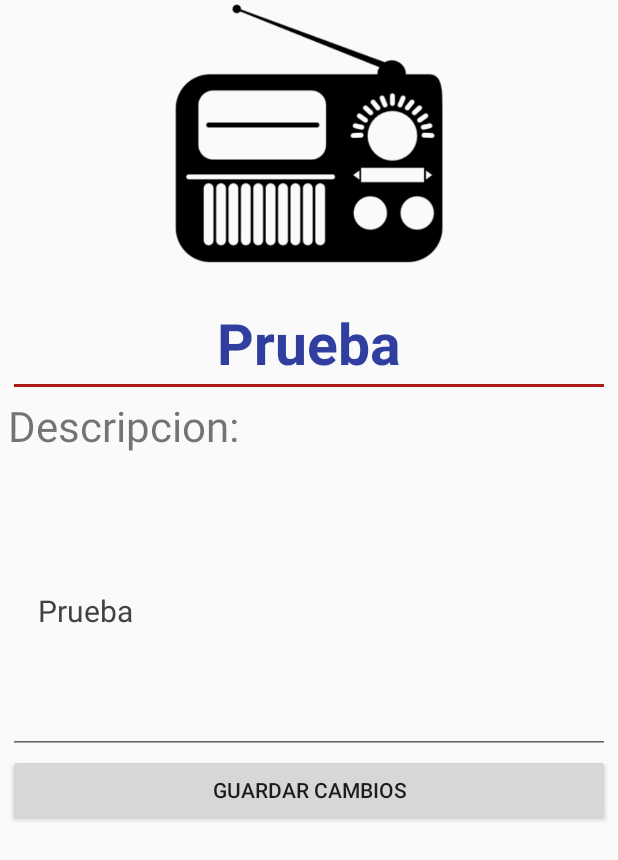
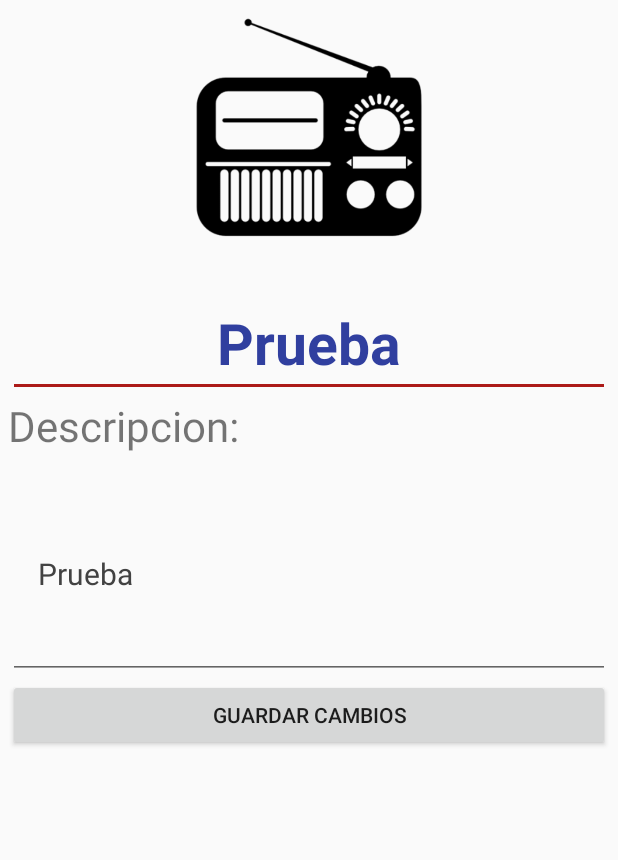
Before and after one commit to josumor18/Proyecto-1---M-viles, an Android app: the fragment PerfilEmisoraAdminFragment shown on its own in the app's theme, after a tap on "GUARDAR CAMBIOS", on a phone screen of 412 x 824 dp. Shown: the top 860 px of the screen. Run offline under Robolectric (Android 15) with nearby library versions, the phone set to English and light mode, and no system bars.

Commit message:
AdminPerfilEmisora

```diff
--- a/Fluxme/app/src/main/java/me/flux/fluxme/Business/PerfilEmisoraAdminFragment.java
+++ b/Fluxme/app/src/main/java/me/flux/fluxme/Business/PerfilEmisoraAdminFragment.java
@@ -9,6 +9,9 @@ import android.view.View;
 import android.view.ViewGroup;
 import android.widget.Button;
 import android.widget.EditText;
+import android.widget.Toast;
+
+import org.json.JSONException;
 
 import me.flux.fluxme.Data.API_Access;
 import me.flux.fluxme.R;
@@ -38,7 +41,7 @@ public class PerfilEmisoraAdminFragment extends Fragment {
         user = Usuario_Singleton.getInstance();
 
         nombre = v.findViewById(R.id.edtNombreEmisora);
-        EditText descripcion = v.findViewById(R.id.edtDescripcion);
+        final EditText descripcion = v.findViewById(R.id.edtDescripcion);
         btnGuardar = v.findViewById(R.id.btn_guardarCambios);
 
         for (Emisora emisora:ListaEmisorasActivity.emisoras){
@@ -53,8 +56,10 @@ public class PerfilEmisoraAdminFragment extends Fragment {
         btnGuardar.setOnClickListener(new View.OnClickListener() {
             @Override
             public void onClick(View view) {
-                /*ExecuteChange executeChange = new ExecuteChange(user.getId(),streaming.getIdEmisora());
-                executeChange.execute();*/
+                ExecuteChange executeChange = new ExecuteChange(user.getId(),user.getAuth_token(),streaming.getIdEmisora()
+                        ,nombre.getText().toString(),
+                        descripcion.getText().toString());
+                executeChange.execute();
             }
         });
         return v;
@@ -63,14 +68,20 @@ public class PerfilEmisoraAdminFragment extends Fragment {
     }
 
     public class ExecuteChange extends AsyncTask<String,Void,String> {
+        private String id;
+        private String id_user;
+        private String authToken;
         private String nombre;
         private String descripcion;
 
         private boolean isDone = false;
 
-        public ExecuteChange(String nombre, String descripcion){
+        public ExecuteChange(String id_user,String authToken,String id,String nombre, String descripcion){
             this.nombre = nombre;
             this.descripcion = descripcion;
+            this.id=id;
+            this.id_user=id_user;
+            this.authToken=authToken;
 
         }
 
@@ -79,7 +90,7 @@ public class PerfilEmisoraAdminFragment extends Fragment {
 
 
             API_Access api = API_Access.getInstance();
-            isDone = api.change_emisora(nombre,descripcion);
+            isDone = api.change_emisora(id_user,authToken,id,nombre,descripcion);
 
             return null;
         }
@@ -88,6 +99,18 @@ public class PerfilEmisoraAdminFragment extends Fragment {
         protected void onPostExecute(String s) {
             super.onPostExecute(s);
             if(isDone) {
+                String token = null;
+                try {
+                    token = (API_Access.getInstance().getJsonObjectResponse()).getString("authentication_token");
+                    Usuario_Singleton.getInstance().setAuth_token(token);
+                    LoginActivity.actualizarAuth_Token(token, getActivity().getApplicationContext());
+                    //Si es Activity
+                    //LoginActivity.actualizarAuth_Token(token, this);
+                } catch (JSONException e) {
+                    e.printStackTrace();
+                }
+
+                Toast.makeText(getActivity().getApplicationContext(), "Cambio exitoso", Toast.LENGTH_SHORT).show();
             }
 
 
--- a/Fluxme/app/src/main/res/layout/fragment_perfil_emisora_admin.xml
+++ b/Fluxme/app/src/main/res/layout/fragment_perfil_emisora_admin.xml
@@ -4,10 +4,14 @@
     android:layout_height="match_parent"
     tools:context="me.flux.fluxme.Business.PerfilEmisoraAdminFragment">
 
+    <ScrollView
+        android:layout_width="match_parent"
+        android:layout_height="match_parent">
+
         <RelativeLayout
             android:id="@+id/rlPerfilEmisora"
             android:layout_width="match_parent"
-        android:layout_height="match_parent">
+            android:layout_height="wrap_content">
 
             <RelativeLayout
                 android:id="@+id/rlImage"
@@ -16,11 +20,11 @@
 
                 <ImageView
                     android:id="@+id/imgLogoFluxme"
-                android:layout_width="wrap_content"
-                android:layout_height="wrap_content"
-                android:layout_alignParentBottom="true"
+                    android:layout_width="200dp"
+                    android:layout_height="150dp"
+                    android:layout_alignParentTop="true"
                     android:layout_centerHorizontal="true"
-                android:layout_marginBottom="12dp"
+                    android:layout_marginTop="10dp"
                     android:src="@drawable/radio_icono" />
             </RelativeLayout>
 
@@ -54,7 +58,7 @@
                 <EditText
                     android:id="@+id/edtDescripcion"
                     android:layout_width="match_parent"
-                android:layout_height="200dp"
+                    android:layout_height="150dp"
                     android:paddingLeft="20dp"
                     android:paddingRight="20dp"
                     android:paddingTop="20dp"
@@ -73,5 +77,6 @@
 
             </LinearLayout>
         </RelativeLayout>
+    </ScrollView>
 
 </FrameLayout>
```
Also changed, not shown: Fluxme/app/src/main/java/me/flux/fluxme/Business/BaseActivity.java (+7 -3 lines), Fluxme/app/src/main/java/me/flux/fluxme/Business/EmisoraActivity.java (+12 -8 lines), Fluxme/app/src/main/java/me/flux/fluxme/Business/PerfilActivity.java (+21 -6 lines), Fluxme/app/src/main/java/me/flux/fluxme/Business/PerfilEmisoraFragment.java (+38 -6 lines), Fluxme/app/src/main/java/me/flux/fluxme/Data/API_Access.java (+18 -5 lines). Lines whose indentation alone changed are shown as unchanged.
